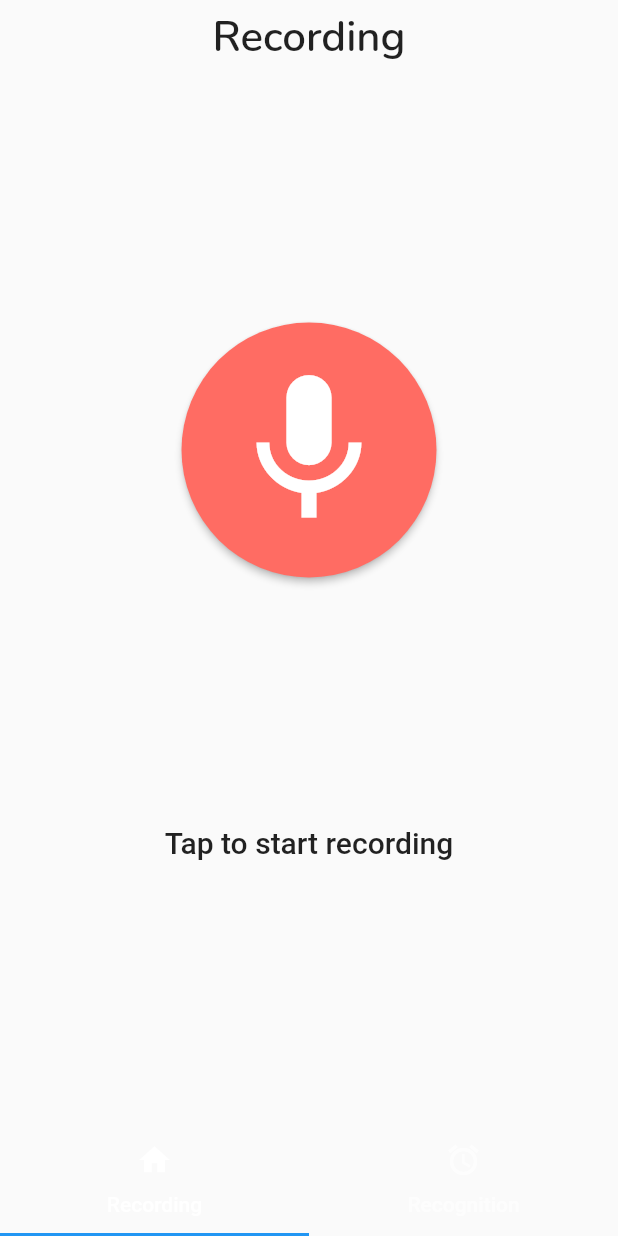
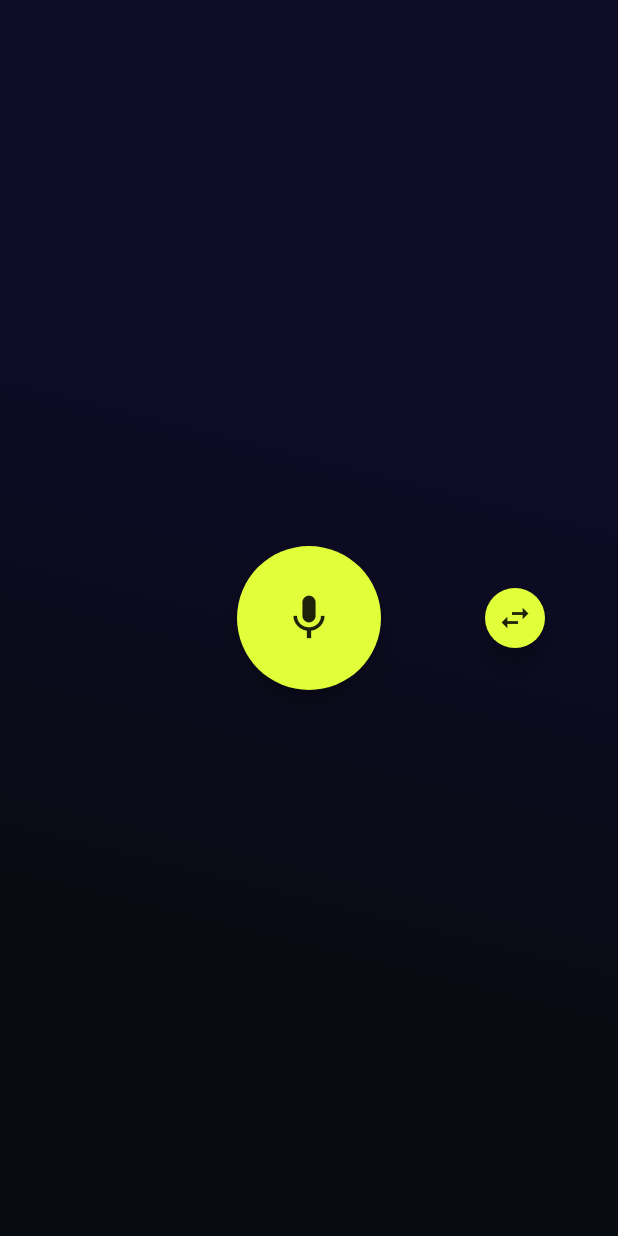
Before and after one commit to ashpakouski/SoundRecognizer-Flutter, a Flutter app: the screen it shows after launch, on a phone screen of 412 x 824 dp. Run offline on Flutter 3.47's test engine with Material 2 defaults, Android fonts, the phone set to English and light mode, and no system bars; our stand-ins replace bloc, dio, flutter_bloc, flutter_spinkit, permission_handler; missing offline and left inert: audio_session, flutter_sound, flutter_sound_platform_interface.

Commit message:
Start new UI implementation

```diff
--- a/lib/main.dart
+++ b/lib/main.dart
@@ -1,30 +1,15 @@
 import 'package:flutter/material.dart';
-import 'package:flutter_bloc/flutter_bloc.dart';
-import 'package:sound_recognizer/screens/home/view/root_screen.dart';
-import 'package:sound_recognizer/screens/recognizer/cubit/recognizer_cubit.dart';
-import 'package:sound_recognizer/screens/recorder/cubit/recorder_cubit.dart';
+import 'package:sound_recognizer/screens/home/home_screen.dart';
 
 void main() {
-  runApp(const MyApp());
+  runApp(const SoundRecognizerApp());
 }
 
-class MyApp extends StatelessWidget {
-  const MyApp({Key? key}) : super(key: key);
+class SoundRecognizerApp extends StatelessWidget {
+  const SoundRecognizerApp({Key? key}) : super(key: key);
 
   @override
   Widget build(BuildContext context) {
-    return MaterialApp(
-      home: MultiBlocProvider(
-        providers: [
-          BlocProvider<RecorderCubit>(
-            create: (BuildContext context) => RecorderCubit(),
-          ),
-          BlocProvider<RecognizerCubit>(
-            create: (BuildContext context) => RecognizerCubit(),
-          ),
-        ],
-        child: const RootScreen(),
-      ),
-    );
+    return const MaterialApp(home: HomeScreen());
   }
 }
--- /dev/null
+++ b/lib/screens/home/home_screen.dart
@@ -0,0 +1,57 @@
+import 'package:flutter/material.dart';
+
+class HomeScreen extends StatelessWidget {
+  const HomeScreen({super.key});
+
+  @override
+  Widget build(BuildContext context) {
+    final screen = MediaQuery.of(context).size;
+
+    return Container(
+      decoration: const BoxDecoration(
+        gradient: LinearGradient(
+            begin: Alignment.topRight,
+            end: Alignment.bottomCenter,
+            colors: [Color(0xFF0D0B25), Color(0xFF090B12)],
+            stops: [0.4, 0.8]),
+      ),
+      child: Scaffold(
+        backgroundColor: Colors.transparent,
+        body: Row(
+          mainAxisAlignment: MainAxisAlignment.spaceAround,
+          crossAxisAlignment: CrossAxisAlignment.center,
+          // crossAxisAlignment: CrossAxisAlignment.center,
+          children: [
+            Container(width: screen.width / 3),
+            Container(
+              width: screen.width / 3,
+              child: Center(
+                child: FloatingActionButton.large(
+                  onPressed: () {},
+                  backgroundColor: const Color(0xFFE1FE3B),
+                  child: const Icon(
+                    Icons.mic,
+                    color: Colors.black87,
+                  ),
+                ),
+              ),
+            ),
+            Container(
+              width: screen.width / 3,
+              child: Center(
+                child: FloatingActionButton.small(
+                  onPressed: () {},
+                  backgroundColor: const Color(0xFFE1FE3B),
+                  child: const Icon(
+                    Icons.swap_horiz,
+                    color: Colors.black87,
+                  ),
+                ),
+              ),
+            ),
+          ],
+        ),
+      ),
+    );
+  }
+}
--- a/lib/screens/home/view/root_screen.dart
+++ /dev/null
@@ -1,63 +0,0 @@
-import 'package:flutter/material.dart';
-import 'package:sound_recognizer/screens/recognizer/view/recognizer_screen.dart';
-import 'package:sound_recognizer/screens/recorder/view/recorder_screen.dart';
-
-class RootScreen extends StatefulWidget {
-  const RootScreen({Key? key}) : super(key: key);
-
-  @override
-  State<RootScreen> createState() => _RootScreenState();
-}
-
-class _RootScreenState extends State<RootScreen>
-    with SingleTickerProviderStateMixin {
-  TabController? _tabController;
-
-  final List<Tab> _tabs = [
-    const Tab(
-      icon: Icon(Icons.home),
-      text: "Recording",
-    ),
-    const Tab(
-      icon: Icon(Icons.access_alarm),
-      text: "Recognition",
-    ),
-  ];
-
-  final List<Widget> _pages = [
-    const RecorderScreen(),
-    const RecognizerScreen()
-  ];
-
-  @override
-  void initState() {
-    _tabController = TabController(
-      vsync: this,
-      length: _tabs.length,
-    );
-    super.initState();
-  }
-
-  @override
-  Widget build(BuildContext context) {
-    return Scaffold(
-      body: _body(),
-      bottomNavigationBar: _bottomNavigationBar(),
-    );
-  }
-
-  Widget _body() {
-    return TabBarView(
-      controller: _tabController,
-      physics: const NeverScrollableScrollPhysics(),
-      children: _pages,
-    );
-  }
-
-  Widget _bottomNavigationBar() {
-    return TabBar(
-      controller: _tabController,
-      tabs: _tabs,
-    );
-  }
-}
```
